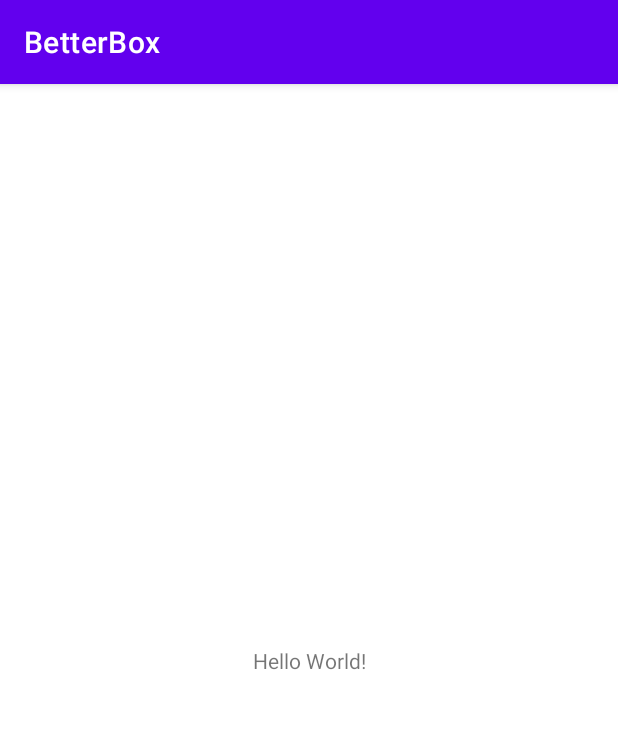
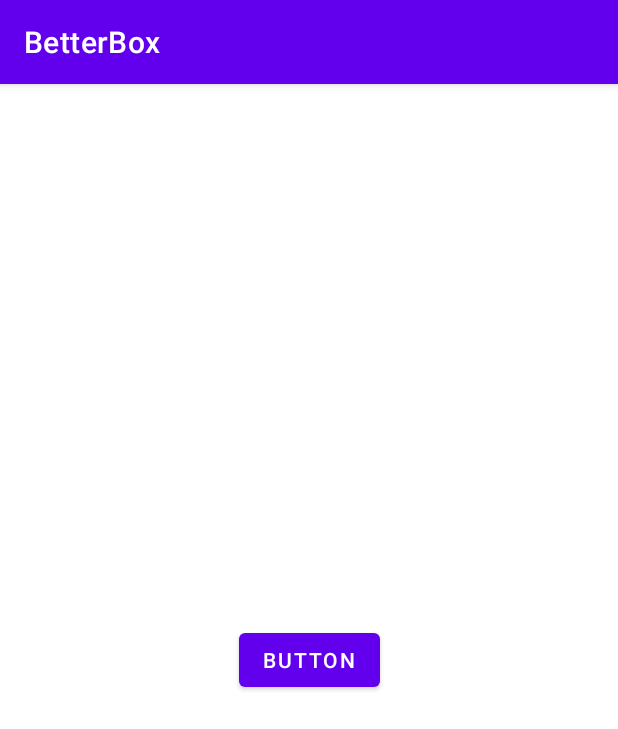
Before and after one commit to austinwark/BetterBox, an Android app: the screen it shows after launch (MainActivity), on a phone screen of 412 x 824 dp. Shown: the top 729 px of the screen. Run offline under Robolectric (Android 15) with nearby library versions, the phone set to English and light mode, and no system bars.

```diff
--- a/app/src/main/AndroidManifest.xml
+++ b/app/src/main/AndroidManifest.xml
@@ -1,6 +1,9 @@
 <?xml version="1.0" encoding="utf-8"?>
 <manifest xmlns:android="http://schemas.android.com/apk/res/android"
     package="com.sandboxcode.betterbox">
+
+    <uses-permission android:name="android.permission.INTERNET" />
+    <uses-permission android:name="android.permission.ACCESS_NETWORK_STATE" />
 
     <application
         android:allowBackup="true"
@@ -10,7 +13,7 @@
         android:supportsRtl="true"
         android:theme="@style/Theme.BetterBox">
         <activity
-            android:name=".MainActivity"
+            android:name=".activities.MainActivity"
             android:exported="true">
             <intent-filter>
                 <action android:name="android.intent.action.MAIN" />
--- /dev/null
+++ b/app/src/main/java/com/sandboxcode/betterbox/activities/MainActivity.java
@@ -0,0 +1,72 @@
+package com.sandboxcode.betterbox.activities;
+
+import androidx.appcompat.app.AppCompatActivity;
+
+import android.os.Bundle;
+import android.util.Log;
+import android.widget.Button;
+
+import com.google.gson.Gson;
+import com.google.gson.GsonBuilder;
+import com.sandboxcode.betterbox.R;
+import com.sandboxcode.betterbox.models.MovieModel;
+import com.sandboxcode.betterbox.request.MovieApi;
+import com.sandboxcode.betterbox.response.MovieSearchResponse;
+import com.sandboxcode.betterbox.utils.Credentials;
+
+import retrofit2.Call;
+import retrofit2.Callback;
+import retrofit2.Response;
+import retrofit2.Retrofit;
+import retrofit2.converter.gson.GsonConverterFactory;
+
+public class MainActivity extends AppCompatActivity {
+
+    private MovieApi movieApi;
+
+
+    @Override
+    protected void onCreate(Bundle savedInstanceState) {
+        super.onCreate(savedInstanceState);
+        setContentView(R.layout.activity_main);
+
+        createMovieApi();
+
+        Button button = findViewById(R.id.button);
+        button.setOnClickListener(view ->
+                movieApi.getMovies(Credentials.API_KEY,
+                "Snatch",
+                1).enqueue(movieSearchResponseCallback));
+    }
+
+    private void createMovieApi() {
+
+        Gson gson = new GsonBuilder().create();
+
+        Retrofit retrofit = new Retrofit.Builder()
+                .baseUrl(Credentials.BASE_URL)
+                .addConverterFactory(GsonConverterFactory.create())
+                .build();
+
+        movieApi = retrofit.create(MovieApi.class);
+
+    }
+
+    Callback<MovieSearchResponse> movieSearchResponseCallback = new Callback<MovieSearchResponse>() {
+        @Override
+        public void onResponse(Call<MovieSearchResponse> call, Response<MovieSearchResponse> response) {
+            if (response.isSuccessful()) {
+                MovieSearchResponse movieSearchResponse = response.body();
+                for (MovieModel movieModel : movieSearchResponse.getResults())
+                    Log.v("TAG", movieModel.toString());
+            } else {
+                Log.v("TAG", "Code: " + response.code() + " Message: " + response.message());
+            }
+        }
+
+        @Override
+        public void onFailure(Call<MovieSearchResponse> call, Throwable t) {
+            t.printStackTrace();
+        }
+    };
+}
--- /dev/null
+++ b/app/src/main/java/com/sandboxcode/betterbox/request/MovieApi.java
@@ -0,0 +1,22 @@
+package com.sandboxcode.betterbox.request;
+
+import com.sandboxcode.betterbox.models.MovieModel;
+import com.sandboxcode.betterbox.response.MovieSearchResponse;
+
+import retrofit2.Call;
+import retrofit2.http.GET;
+import retrofit2.http.Path;
+import retrofit2.http.Query;
+
+public interface MovieApi {
+
+    @GET("/3/search/movie?")
+    Call<MovieSearchResponse> getMovies(@Query("api_key") String key,
+                                        @Query("query") String query,
+                                        @Query("page") int page);
+
+    @GET("3/movie/{movie_id}?")
+    Call<MovieModel> getMovie(@Path("movie_id") int movie_id,
+                              @Query("api_key") String api_key);
+
+}
--- a/app/src/main/res/layout/activity_main.xml
+++ b/app/src/main/res/layout/activity_main.xml
@@ -4,15 +4,15 @@
     xmlns:tools="http://schemas.android.com/tools"
     android:layout_width="match_parent"
     android:layout_height="match_parent"
-    tools:context=".MainActivity">
+    tools:context=".activities.MainActivity">
 
-    <TextView
+    <Button
+        android:id="@+id/button"
         android:layout_width="wrap_content"
         android:layout_height="wrap_content"
-        android:text="Hello World!"
+        android:text="Button"
         app:layout_constraintBottom_toBottomOf="parent"
-        app:layout_constraintLeft_toLeftOf="parent"
-        app:layout_constraintRight_toRightOf="parent"
+        app:layout_constraintEnd_toEndOf="parent"
+        app:layout_constraintStart_toStartOf="parent"
         app:layout_constraintTop_toTopOf="parent" />
-
 </androidx.constraintlayout.widget.ConstraintLayout>
```
Also changed, not shown: app/build.gradle (+9 -0 lines), app/src/main/java/com/sandboxcode/betterbox/MainActivity.java (deleted, +0 -14 lines), app/src/main/java/com/sandboxcode/betterbox/models/MovieModel.java (added, +96 -0 lines), app/src/main/java/com/sandboxcode/betterbox/response/MovieSearchResponse.java (added, +30 -0 lines), app/src/main/java/com/sandboxcode/betterbox/utils/Credentials.java (added, +9 -0 lines).
